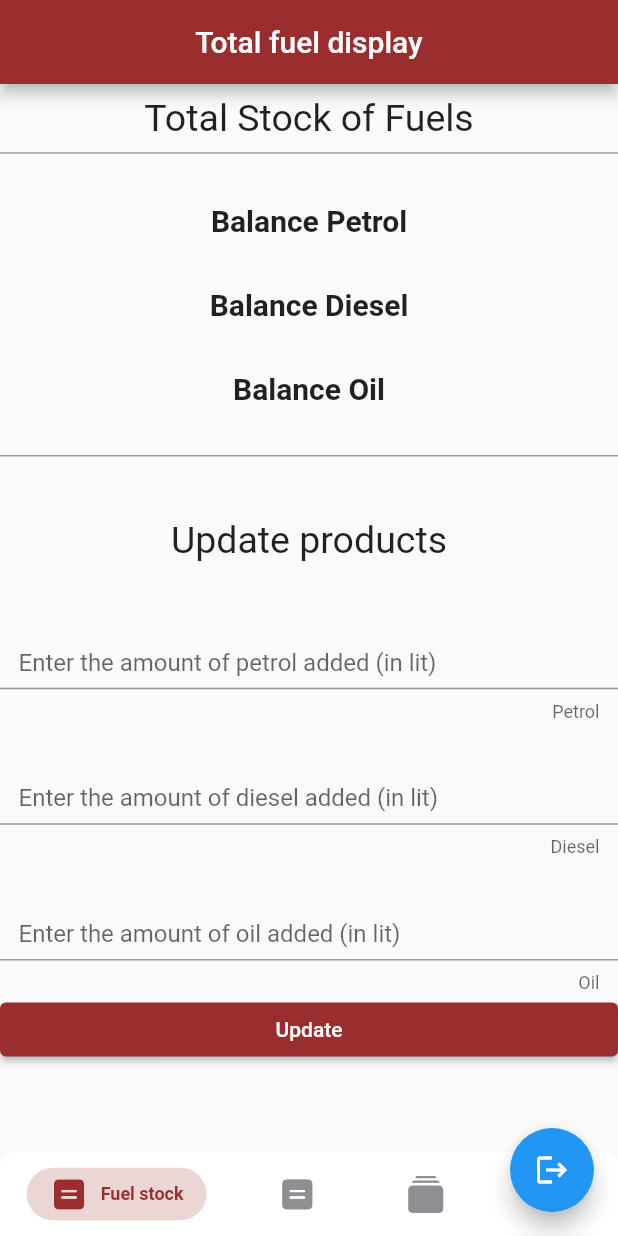
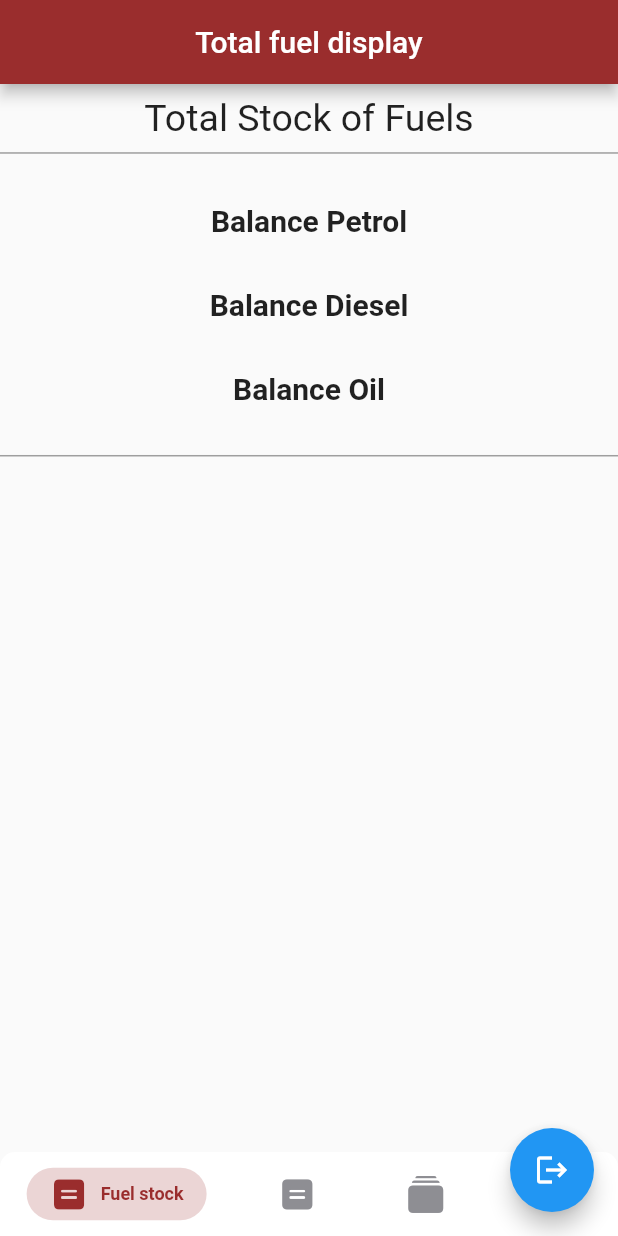
Before and after one commit to GOKULKRISHNA-R/Petrol_Bunk_Maintainence, a Flutter app: the screen it shows once a user with an empty profile is signed in, on a phone screen of 412 x 824 dp. Run offline on Flutter 3.47's test engine with Material 2 defaults, Android fonts, the phone set to English and light mode, and no system bars; drawn by our look-alikes of persistent_bottom_nav_bar; our stand-ins replace cloud_firestore, firebase_auth, firebase_core, get, image_cropper, image_picker and 1 more; missing offline and left inert: google_mlkit_text_recognition; accounts and stored records are empty.

Commit message:
Update fuel_stock_display.dart

```diff
--- a/lib/screens/fuel_stock/fuel_stock_display.dart
+++ b/lib/screens/fuel_stock/fuel_stock_display.dart
@@ -74,79 +74,82 @@ class FuelStockDisplay extends StatelessWidget {
           SizedBox(
             height: Get.height * 0.04,
           ),
-          Container(
-            padding: EdgeInsets.only(
-                top: Get.height * 0.01, bottom: Get.height * 0.01),
-            child: Row(
-              mainAxisAlignment: MainAxisAlignment.center,
-              children: [
-                Text(
-                  "Update products",
-                  style: TextStyle(fontSize: 25),
-                ),
-              ],
-            ),
-          ),
-          // Divider(
-          //   color: Colors.grey,
-          //   height: 1,
-          //   thickness: 1,
-          // ),
-          SizedBox(
-            height: Get.height * 0.05,
-          ),
-          TextField(
-            // controller: calculatorController.todayDiesel,
-            decoration: InputDecoration(
-                isDense: true,
-                contentPadding: EdgeInsets.symmetric(
-                    horizontal: Get.width * 0.03, vertical: Get.height * 0.01),
-                counterText: 'Petrol',
-                hintText: "Enter the amount of petrol added (in lit)"),
-            keyboardType: TextInputType.number,
-            inputFormatters: [FilteringTextInputFormatter.digitsOnly],
-          ),
-          SizedBox(
-            height: Get.height * 0.04,
-          ),
-          TextField(
-            // controller: calculatorController.todayDiesel,
-            decoration: InputDecoration(
-              isDense: true,
-              contentPadding: EdgeInsets.symmetric(
-                  horizontal: Get.width * 0.03, vertical: Get.height * 0.01),
-              counterText: 'Diesel',
-              hintText: "Enter the amount of diesel added (in lit)",
-            ),
-            keyboardType: TextInputType.number,
-            inputFormatters: [FilteringTextInputFormatter.digitsOnly],
-          ),
-          SizedBox(
-            height: Get.height * 0.04,
-          ),
-          TextField(
-            // controller: calculatorController.todayDiesel,
-            decoration: InputDecoration(
-                isDense: true,
-                contentPadding: EdgeInsets.symmetric(
-                    horizontal: Get.width * 0.03, vertical: Get.height * 0.01),
-                counterText: 'Oil',
-                hintText: "Enter the amount of oil added (in lit)"),
-            keyboardType: TextInputType.number,
-            inputFormatters: [FilteringTextInputFormatter.digitsOnly],
-          ),
-
-          ElevatedButton(
-            style: ElevatedButton.styleFrom(
-              backgroundColor:
-                  Color.fromARGB(255, 154, 46, 46), // background (button) color
-              foregroundColor: Colors.white, // foreground (text) color
-            ),
-            onPressed: () {
-              // int petrolCost =
-            },
-            child: const Text('Update'),
-          ),
         ])));
   }
 }
+
+
+
+  // Container(
+  //           padding: EdgeInsets.only(
+  //               top: Get.height * 0.01, bottom: Get.height * 0.01),
+  //           child: Row(
+  //             mainAxisAlignment: MainAxisAlignment.center,
+  //             children: [
+  //               Text(
+  //                 "Update products",
+  //                 style: TextStyle(fontSize: 25),
+  //               ),
+  //             ],
+  //           ),
+  //         ),
+  //         // Divider(
+  //         //   color: Colors.grey,
+  //         //   height: 1,
+  //         //   thickness: 1,
+  //         // ),
+  //         SizedBox(
+  //           height: Get.height * 0.05,
+  //         ),
+  //         TextField(
+  //           // controller: calculatorController.todayDiesel,
+  //           decoration: InputDecoration(
+  //               isDense: true,
+  //               contentPadding: EdgeInsets.symmetric(
+  //                   horizontal: Get.width * 0.03, vertical: Get.height * 0.01),
+  //               counterText: 'Petrol',
+  //               hintText: "Enter the amount of petrol added (in lit)"),
+  //           keyboardType: TextInputType.number,
+  //           inputFormatters: [FilteringTextInputFormatter.digitsOnly],
+  //         ),
+  //         SizedBox(
+  //           height: Get.height * 0.04,
+  //         ),
+  //         TextField(
+  //           // controller: calculatorController.todayDiesel,
+  //           decoration: InputDecoration(
+  //             isDense: true,
+  //             contentPadding: EdgeInsets.symmetric(
+  //                 horizontal: Get.width * 0.03, vertical: Get.height * 0.01),
+  //             counterText: 'Diesel',
+  //             hintText: "Enter the amount of diesel added (in lit)",
+  //           ),
+  //           keyboardType: TextInputType.number,
+  //           inputFormatters: [FilteringTextInputFormatter.digitsOnly],
+  //         ),
+  //         SizedBox(
+  //           height: Get.height * 0.04,
+  //         ),
+  //         TextField(
+  //           // controller: calculatorController.todayDiesel,
+  //           decoration: InputDecoration(
+  //               isDense: true,
+  //               contentPadding: EdgeInsets.symmetric(
+  //                   horizontal: Get.width * 0.03, vertical: Get.height * 0.01),
+  //               counterText: 'Oil',
+  //               hintText: "Enter the amount of oil added (in lit)"),
+  //           keyboardType: TextInputType.number,
+  //           inputFormatters: [FilteringTextInputFormatter.digitsOnly],
+  //         ),
+
+  //         ElevatedButton(
+  //           style: ElevatedButton.styleFrom(
+  //             backgroundColor:
+  //                 Color.fromARGB(255, 154, 46, 46), // background (button) color
+  //             foregroundColor: Colors.white, // foreground (text) color
+  //           ),
+  //           onPressed: () {
+  //             // int petrolCost =
+  //           },
+  //           child: const Text('Update'),
+  //         ),
```
